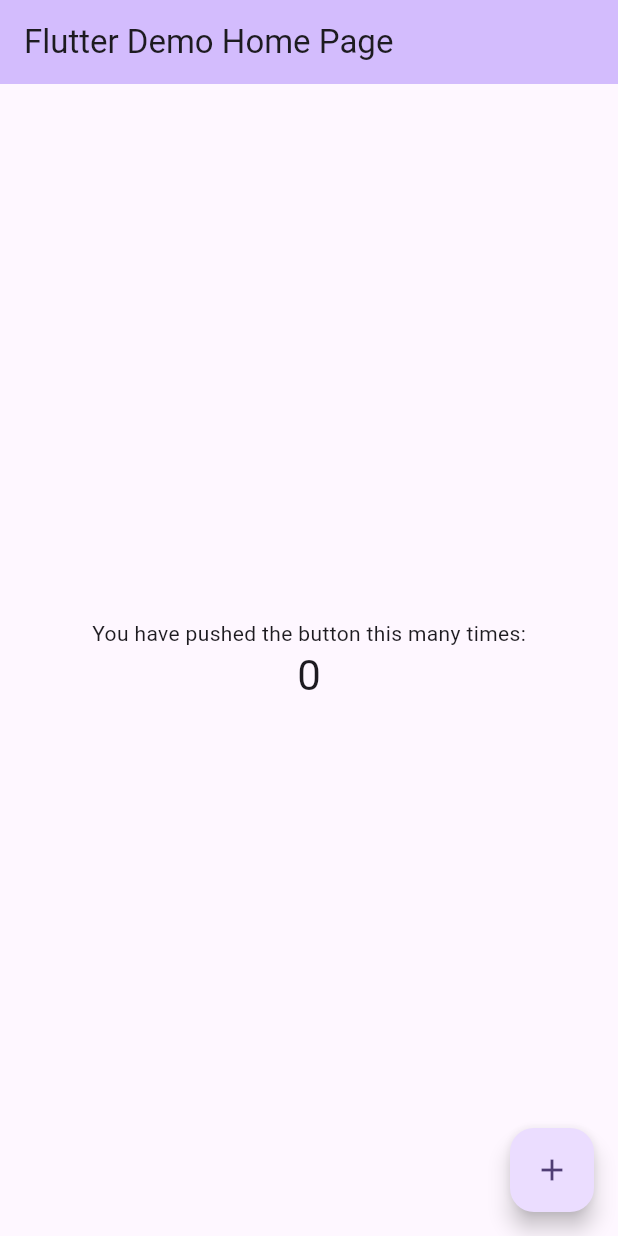
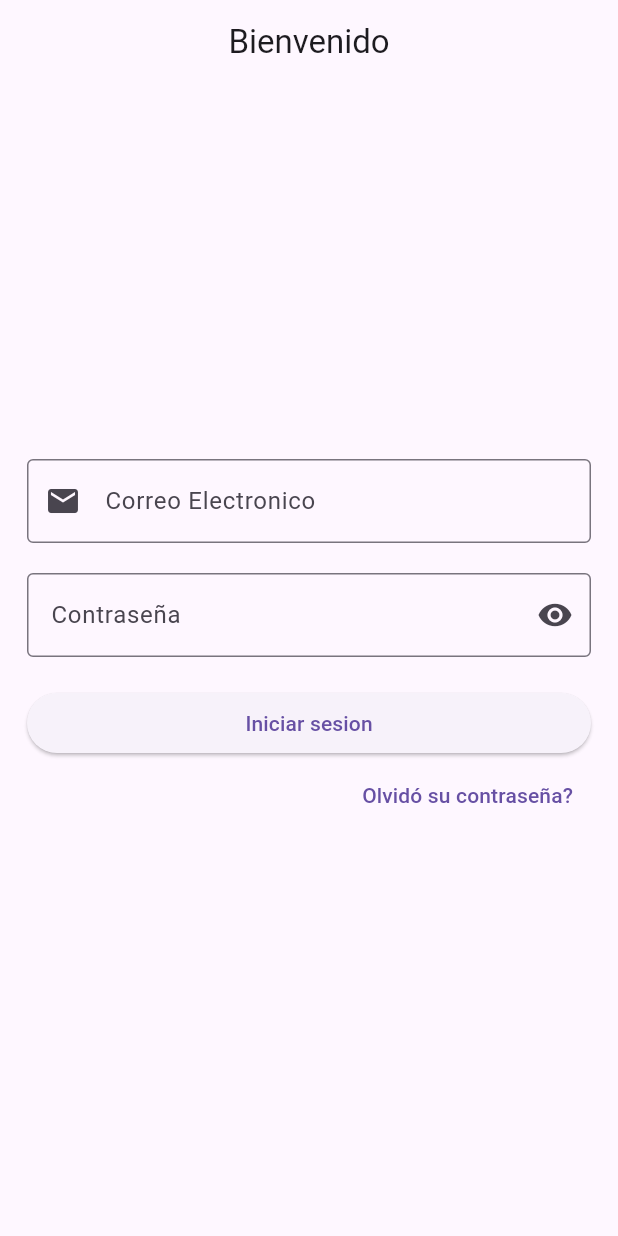
Before and after one commit to Stivenjpa/loginflutter_firebase_appium, a Flutter app: the screen it shows after launch, on a phone screen of 412 x 824 dp. Run offline on Flutter 3.47's test engine with Material 3 defaults, Android fonts, the phone set to English and light mode, and no system bars; our stand-ins replace firebase_auth, firebase_core; accounts and stored records are empty.

Commit message:
feat: arquitectura de login e integracion con firebase
- Se realiza arquitectura del formulario login e integracion con firebase completa.
- Se crean widgets 'EmailField' y 'PasswordField'.
- Se añadieron identificadores unicos 'ValueKey' en campos y botones para la automatizacion con appium.
- Se implemento 'FormProvider' para centralizar controladores de texto, validacion local y el estado reactivo 'isLoading'.
- Se creo 'AuthenticationProvider' para aislar la logica de Firebase Auth y capturar codigos de excepcion especificos.

```diff
--- a/lib/main.dart
+++ b/lib/main.dart
@@ -1,12 +1,22 @@
-import 'package:firebase_auth/firebase_auth.dart';
 import 'package:firebase_core/firebase_core.dart';
 import 'package:flutter/material.dart';
+import 'package:loginflutter_firebase_appium/providers/auth_provider.dart';
+import 'package:loginflutter_firebase_appium/providers/login_provider.dart';
+import 'package:loginflutter_firebase_appium/screens/login_screen.dart';
+import 'package:provider/provider.dart';
 
 void main() async {
   WidgetsFlutterBinding.ensureInitialized();
   await Firebase.initializeApp();
-  print("Conexion a firebase: ${FirebaseAuth.instance.currentUser}");
-  runApp(const MyApp());
+  runApp(
+    MultiProvider(
+      providers: [
+        ChangeNotifierProvider(create: (_) => FormProvider()),
+        ChangeNotifierProvider(create: (_) => AuthenticationProvider()),
+      ],
+      child: const MyApp(),
+    ),
+  );
 }
 
 class MyApp extends StatelessWidget {
@@ -16,112 +26,8 @@ class MyApp extends StatelessWidget {
   @override
   Widget build(BuildContext context) {
     return MaterialApp(
-      title: 'Flutter Demo',
-      theme: ThemeData(
-        // This is the theme of your application.
-        //
-        // TRY THIS: Try running your application with "flutter run". You'll see
-        // the application has a purple toolbar. Then, without quitting the app,
-        // try changing the seedColor in the colorScheme below to Colors.green
-        // and then invoke "hot reload" (save your changes or press the "hot
-        // reload" button in a Flutter-supported IDE, or press "r" if you used
-        // the command line to start the app).
-        //
-        // Notice that the counter didn't reset back to zero; the application
-        // state is not lost during the reload. To reset the state, use hot
-        // restart instead.
-        //
-        // This works for code too, not just values: Most code changes can be
-        // tested with just a hot reload.
-        colorScheme: .fromSeed(seedColor: Colors.deepPurple),
-      ),
-      home: const MyHomePage(title: 'Flutter Demo Home Page'),
+      debugShowCheckedModeBanner: false,
+      home: const FormLogin(),
     );
   }
 }
-
-class MyHomePage extends StatefulWidget {
-  const MyHomePage({super.key, required this.title});
-
-  // This widget is the home page of your application. It is stateful, meaning
-  // that it has a State object (defined below) that contains fields that affect
-  // how it looks.
-
-  // This class is the configuration for the state. It holds the values (in this
-  // case the title) provided by the parent (in this case the App widget) and
-  // used by the build method of the State. Fields in a Widget subclass are
-  // always marked "final".
-
-  final String title;
-
-  @override
-  State<MyHomePage> createState() => _MyHomePageState();
-}
-
-class _MyHomePageState extends State<MyHomePage> {
-  int _counter = 0;
-
-  void _incrementCounter() {
-    setState(() {
-      // This call to setState tells the Flutter framework that something has
-      // changed in this State, which causes it to rerun the build method below
-      // so that the display can reflect the updated values. If we changed
-      // _counter without calling setState(), then the build method would not be
-      // called again, and so nothing would appear to happen.
-      _counter++;
-    });
-  }
-
-  @override
-  Widget build(BuildContext context) {
-    // This method is rerun every time setState is called, for instance as done
-    // by the _incrementCounter method above.
-    //
-    // The Flutter framework has been optimized to make rerunning build methods
-    // fast, so that you can just rebuild anything that needs updating rather
-    // than having to individually change instances of widgets.
-    return Scaffold(
-      appBar: AppBar(
-        // TRY THIS: Try changing the color here to a specific color (to
-        // Colors.amber, perhaps?) and trigger a hot reload to see the AppBar
-        // change color while the other colors stay the same.
-        backgroundColor: Theme.of(context).colorScheme.inversePrimary,
-        // Here we take the value from the MyHomePage object that was created by
-        // the App.build method, and use it to set our appbar title.
-        title: Text(widget.title),
-      ),
-      body: Center(
-        // Center is a layout widget. It takes a single child and positions it
-        // in the middle of the parent.
-        child: Column(
-          // Column is also a layout widget. It takes a list of children and
-          // arranges them vertically. By default, it sizes itself to fit its
-          // children horizontally, and tries to be as tall as its parent.
-          //
-          // Column has various properties to control how it sizes itself and
-          // how it positions its children. Here we use mainAxisAlignment to
-          // center the children vertically; the main axis here is the vertical
-          // axis because Columns are vertical (the cross axis would be
-          // horizontal).
-          //
-          // TRY THIS: Invoke "debug painting" (choose the "Toggle Debug Paint"
-          // action in the IDE, or press "p" in the console), to see the
-          // wireframe for each widget.
-          mainAxisAlignment: .center,
-          children: [
-            const Text('You have pushed the button this many times:'),
-            Text(
-              '$_counter',
-              style: Theme.of(context).textTheme.headlineMedium,
-            ),
-          ],
-        ),
-      ),
-      floatingActionButton: FloatingActionButton(
-        onPressed: _incrementCounter,
-        tooltip: 'Increment',
-        child: const Icon(Icons.add),
-      ),
-    );
-  }
-}
--- /dev/null
+++ b/lib/providers/login_provider.dart
@@ -0,0 +1,24 @@
+import 'package:flutter/material.dart';
+
+class FormProvider extends ChangeNotifier {
+  final TextEditingController emailController = TextEditingController();
+  final TextEditingController passwordController = TextEditingController();
+  bool _isLoading = false;
+  bool get isLoading => _isLoading;
+
+  set isLoading(bool value) {
+    _isLoading = value;
+    notifyListeners();
+  }
+
+  bool validateForm(GlobalKey<FormState> formKey) {
+    return formKey.currentState?.validate() ?? false;
+  }
+
+  @override
+  void dispose() {
+    emailController.dispose();
+    passwordController.dispose();
+    super.dispose();
+  }
+}
--- /dev/null
+++ b/lib/screens/login_screen.dart
@@ -0,0 +1,97 @@
+import 'package:loginflutter_firebase_appium/widgets/password_field.dart';
+import 'package:provider/provider.dart';
+import 'package:flutter/material.dart';
+import 'package:loginflutter_firebase_appium/widgets/email_field.dart';
+import 'package:loginflutter_firebase_appium/providers/login_provider.dart';
+import 'package:loginflutter_firebase_appium/providers/auth_provider.dart';
+
+class FormLogin extends StatefulWidget {
+  const FormLogin({super.key});
+
+  @override
+  State<FormLogin> createState() => _FormLoginState();
+}
+
+class _FormLoginState extends State<FormLogin> {
+  final GlobalKey<FormState> formKey = GlobalKey<FormState>();
+  @override
+  Widget build(BuildContext context) {
+    //Providers
+    final formProvider = context.watch<FormProvider>();
+    final authProvider = context.read<AuthenticationProvider>();
+
+    return Scaffold(
+      appBar: AppBar(centerTitle: true, title: Text('Bienvenido')),
+      body: SingleChildScrollView(
+        child: Center(
+          child: Padding(
+            padding: EdgeInsetsGeometry.symmetric(
+              horizontal: 18,
+              vertical: 250,
+            ),
+            child: Form(
+              key: formKey,
+              child: Column(
+                crossAxisAlignment: CrossAxisAlignment.stretch,
+                children: <Widget>[
+                  EmailField(emailController: formProvider.emailController),
+                  const SizedBox(height: 20),
+                  PasswordField(
+                    passwordController: formProvider.passwordController,
+                  ),
+                  const SizedBox(height: 20),
+                  ElevatedButton(
+                    key: const ValueKey('key_login_button'), //Key para appium
+                    onPressed:
+                        formProvider
+                            .isLoading //Pantalla de carga
+                        ? null
+                        : () async {
+                            if (formProvider.validateForm(formKey)) {
+                              formProvider.isLoading = true;
+                              try {
+                                //Login en firebase
+                                await authProvider.signInWithEmail(
+                                  formProvider.emailController.text,
+                                  formProvider.passwordController.text,
+                                );
+                                print('Login Exitoso');
+                              } catch (e) {
+                                //Capturar error y mostrarlo
+                                ScaffoldMessenger.of(context).showSnackBar(
+                                  SnackBar(
+                                    content: Text('Error: ${e.toString()}'),
+                                  ),
+                                );
+                              } finally {
+                                //Finalizamos el loading
+                                formProvider.isLoading = false;
+                              }
+                            }
+                          },
+                    child: formProvider.isLoading
+                        ? const SizedBox(
+                            width: 20,
+                            height: 20,
+                            child: CircularProgressIndicator(strokeWidth: 2),
+                          )
+                        : const Text('Iniciar sesion'),
+                  ),
+                  Row(
+                    children: [
+                      Spacer(),
+                      TextButton(
+                        onPressed: () {},
+                        child: Text('Olvidó su contraseña?'),
+                      ),
+                    ],
+                  ),
+                ],
+              ),
+            ),
+          ),
+        ),
+      ),
+    );
+  }
+}
--- /dev/null
+++ b/lib/widgets/email_field.dart
@@ -0,0 +1,33 @@
+import 'package:flutter/material.dart';
+
+class EmailField extends StatelessWidget {
+  final TextEditingController emailController;
+  const EmailField({super.key, required this.emailController});
+
+  @override
+  Widget build(BuildContext context) {
+    return TextFormField(
+      keyboardType: TextInputType.streetAddress,
+      controller: emailController,
+      autovalidateMode: AutovalidateMode.onUserInteraction,
+      key: const ValueKey('key_email_field'), //Key para appium
+      decoration: InputDecoration(
+        labelText: 'Correo Electronico',
+        hintText: 'Por favor ingrese su correo electronico',
+        prefixIcon: Icon(Icons.email),
+        border: OutlineInputBorder(),
+      ),
+      validator: (value) {
+        if (value == null || value.isEmpty) {
+          return 'Por favor ingrese su correo';
+        }
+        final emailRegex = RegExp(r'^[\w-\.]+@([\w-]+\.)+[\w-]{2,4}$');
+        if (!emailRegex.hasMatch(value)) {
+          return 'Ingresa un correo electrónico válido';
+        }
+        return null;
+      },
+      onSaved: (value) {},
+    );
+  }
+}
--- /dev/null
+++ b/lib/widgets/password_field.dart
@@ -0,0 +1,40 @@
+import 'package:flutter/material.dart';
+
+class PasswordField extends StatefulWidget {
+  final TextEditingController passwordController;
+  const PasswordField({super.key, required this.passwordController});
+
+  @override
+  State<PasswordField> createState() => _PasswordFieldState();
+}
+
+class _PasswordFieldState extends State<PasswordField> {
+  bool obscureText = true;
+  @override
+  Widget build(BuildContext context) {
+    return TextFormField(
+      key: const ValueKey('key_password_field'),
+      controller: widget.passwordController,
+      obscureText: obscureText,
+      decoration: InputDecoration(
+        labelText: 'Contraseña',
+        hintText: 'Por favor ingrese su contraseña',
+        border: OutlineInputBorder(),
+        suffixIcon: IconButton(
+          onPressed: () {
+            setState(() {
+              obscureText = !obscureText;
+            });
+          },
+          icon: Icon(obscureText ? Icons.visibility : Icons.visibility_off),
+        ),
+      ),
+      validator: (value) {
+        if (value == null || value.isEmpty) {
+          return 'Por favor ingrese su contraseña';
+        }
+        return null;
+      },
+    );
+  }
+}
--- a/pubspec.yaml
+++ b/pubspec.yaml
@@ -36,6 +36,7 @@ dependencies:
   cupertino_icons: ^1.0.8
   firebase_auth: ^6.5.1
   firebase_core: ^4.9.0
+  provider: ^6.1.5+1
 
 dev_dependencies:
   flutter_test:
```
Also changed, not shown: lib/providers/auth_provider.dart (added, +31 -0 lines), pubspec.lock.
